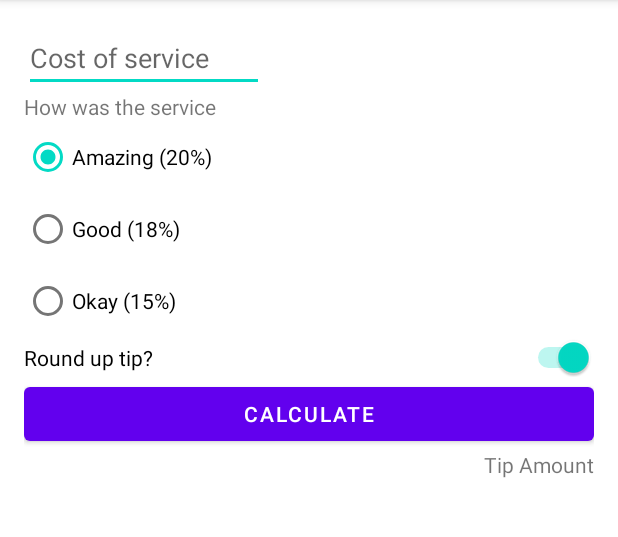
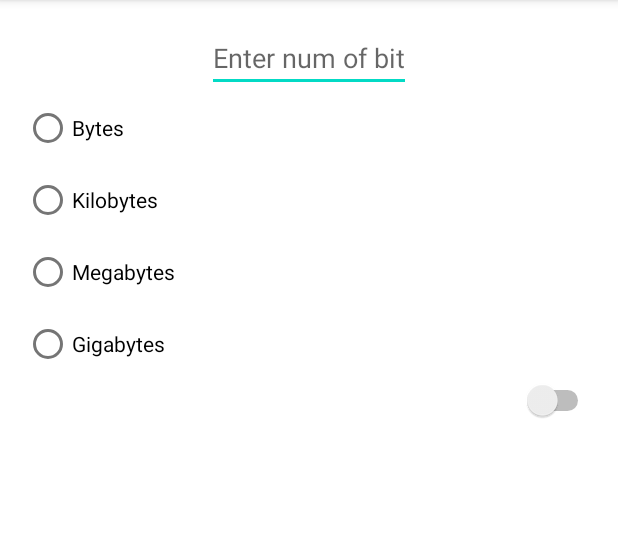
Before and after one commit to Ro-JA/TipTime, an Android app: the screen it shows after launch (MainActivity), on a phone screen of 412 x 824 dp, the part 84-621 px from its top. Run offline under Robolectric (Android 15) with nearby library versions, the phone set to English and light mode, and no system bars.

Commit message:
добавил еще один макет для тренировки

```diff
--- a/app/src/main/java/com/example/android/tiptime/MainActivity.kt
+++ b/app/src/main/java/com/example/android/tiptime/MainActivity.kt
@@ -6,6 +6,6 @@ import android.os.Bundle
 class MainActivity : AppCompatActivity() {
     override fun onCreate(savedInstanceState: Bundle?) {
         super.onCreate(savedInstanceState)
-        setContentView(R.layout.activity_main)
+        setContentView(R.layout.activity_test)
     }
 }
--- /dev/null
+++ b/app/src/main/res/layout/activity_test.xml
@@ -0,0 +1,55 @@
+<?xml version="1.0" encoding="utf-8"?>
+<androidx.constraintlayout.widget.ConstraintLayout xmlns:android="http://schemas.android.com/apk/res/android"
+    android:layout_width="match_parent"
+    android:layout_height="match_parent"
+    xmlns:app="http://schemas.android.com/apk/res-auto"
+    android:padding="16dp">
+
+    <EditText
+        android:id="@+id/bit_edit_text"
+        android:layout_width="wrap_content"
+        android:layout_height="wrap_content"
+        app:layout_constraintStart_toStartOf="parent"
+        app:layout_constraintEnd_toEndOf="parent"
+        app:layout_constraintTop_toTopOf="parent"
+        android:inputType="numberDecimal"
+        android:hint="@string/enter_bit"/>
+
+    <RadioGroup
+        android:id="@+id/radio_group"
+        android:layout_width="wrap_content"
+        android:layout_height="wrap_content"
+        app:layout_constraintStart_toStartOf="parent"
+        app:layout_constraintTop_toBottomOf="@+id/bit_edit_text">
+
+        <RadioButton
+            android:id="@+id/byt_radio_button"
+            android:layout_width="wrap_content"
+            android:layout_height="wrap_content"
+            android:text="@string/text_byt_radio_button"/>
+        <RadioButton
+            android:id="@+id/Kbyt_radio_button"
+            android:layout_width="wrap_content"
+            android:layout_height="wrap_content"
+            android:text="@string/text_Kbyt_radio_button"/>
+        <RadioButton
+            android:id="@+id/Mbyt_radio_button"
+            android:layout_width="wrap_content"
+            android:layout_height="wrap_content"
+            android:text="@string/text_Mbyt_radio_button"/>
+        <RadioButton
+            android:id="@+id/Gbyt_radio_button"
+            android:layout_width="wrap_content"
+            android:layout_height="wrap_content"
+            android:text="@string/text_Gbyt_radio_button"/>
+
+    </RadioGroup>
+
+    <Switch
+        android:id="@+id/switch_round"
+        android:layout_width="wrap_content"
+        android:layout_height="wrap_content"
+        app:layout_constraintTop_toBottomOf="@+id/radio_group"
+        app:layout_constraintEnd_toEndOf="parent"/>
+
+</androidx.constraintlayout.widget.ConstraintLayout>
--- a/app/src/main/res/values/strings.xml
+++ b/app/src/main/res/values/strings.xml
@@ -8,4 +8,9 @@
     <string name="round_up_tip">Round up tip?</string>
     <string name="calculate">Calculate</string>
     <string name="tip_amount">Tip Amount</string>
+    <string name="enter_bit">Enter num of bit</string>
+    <string name="text_byt_radio_button">Bytes</string>
+    <string name="text_Kbyt_radio_button">Kilobytes</string>
+    <string name="text_Mbyt_radio_button">Megabytes</string>
+    <string name="text_Gbyt_radio_button">Gigabytes</string>
 </resources>
```
